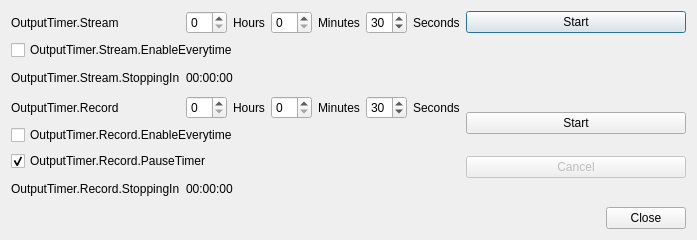
First picture: the form in UI/frontend-plugins/frontend-tools/forms/output-timer.ui, repository siriuth/obs-studio, before the edit.
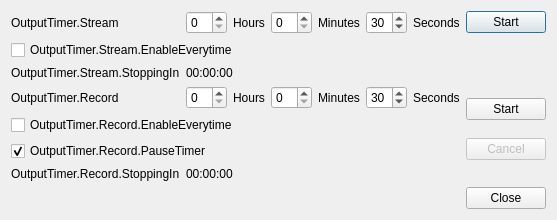
Second picture: the form after the edit.

```diff
--- a/UI/frontend-plugins/frontend-tools/forms/output-timer.ui
+++ b/UI/frontend-plugins/frontend-tools/forms/output-timer.ui
@@ -6,8 +6,8 @@
    <rect>
     <x>0</x>
     <y>0</y>
-    <width>697</width>
-    <height>240</height>
+    <width>0</width>
+    <height>0</height>
    </rect>
   </property>
   <property name="windowTitle">
```
